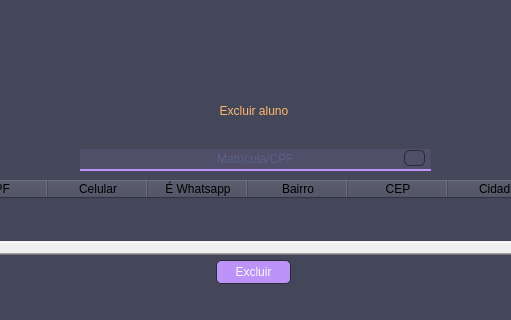
Vi-n1/VGymSystem, file src/ui/aluno.ui: the form before one commit; both pictures show x 386 to 897 and y 229 to 549 of the 1280 by 720 pixel window.
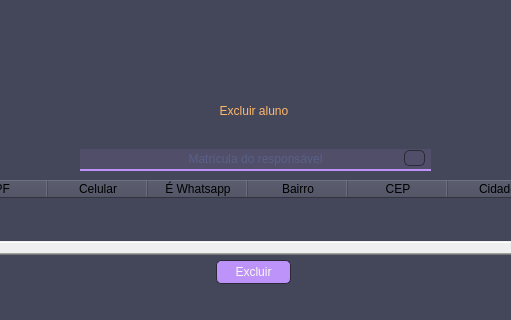
The form after the commit. The open tabs and pages were chosen to show the change. Icons and pictures are not drawn.

The edit to the form file:
```diff
--- a/src/ui/aluno.ui
+++ b/src/ui/aluno.ui
@@ -1343,7 +1343,7 @@
         <set>Qt::AlignCenter</set>
        </property>
        <property name="placeholderText">
-        <string>Matrícula/CPF</string>
+        <string>Matrícula do responsável</string>
        </property>
       </widget>
       <widget class="QTableWidget" name="tw_exibir_excluir_aluno">
```
